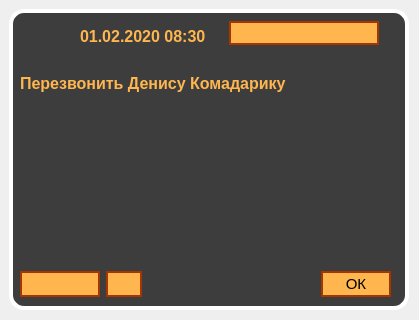
okostynchuk/Outcall, file PopupReminder.ui: the form before one commit.
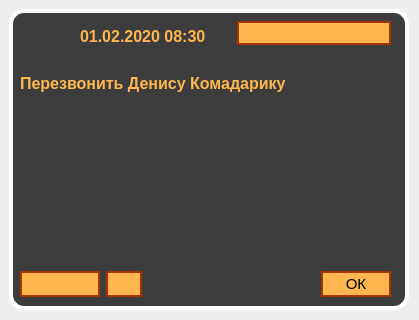
The form after the commit. Icons and pictures are not drawn.

What changed in the file:
```diff
--- a/PopupReminder.ui
+++ b/PopupReminder.ui
@@ -288,7 +288,7 @@
     <rect>
      <x>80</x>
      <y>20</y>
-     <width>299</width>
+     <width>311</width>
      <height>26</height>
     </rect>
    </property>
```
